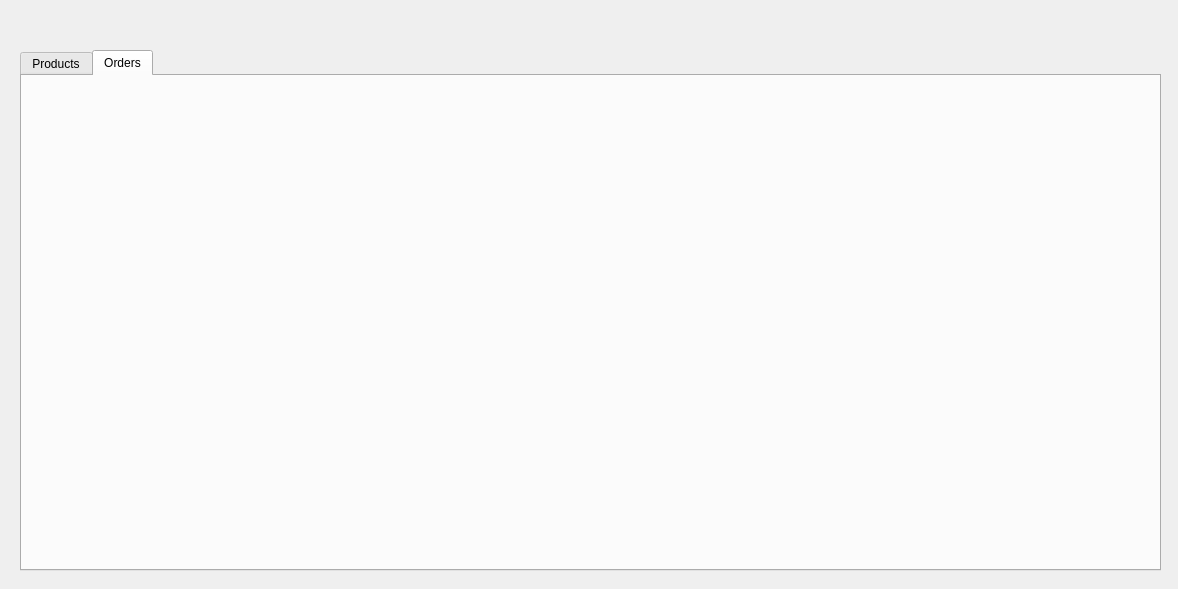
First picture: the form in adminpage.ui, repository BilalUsmani02/OrderHub, before the edit.
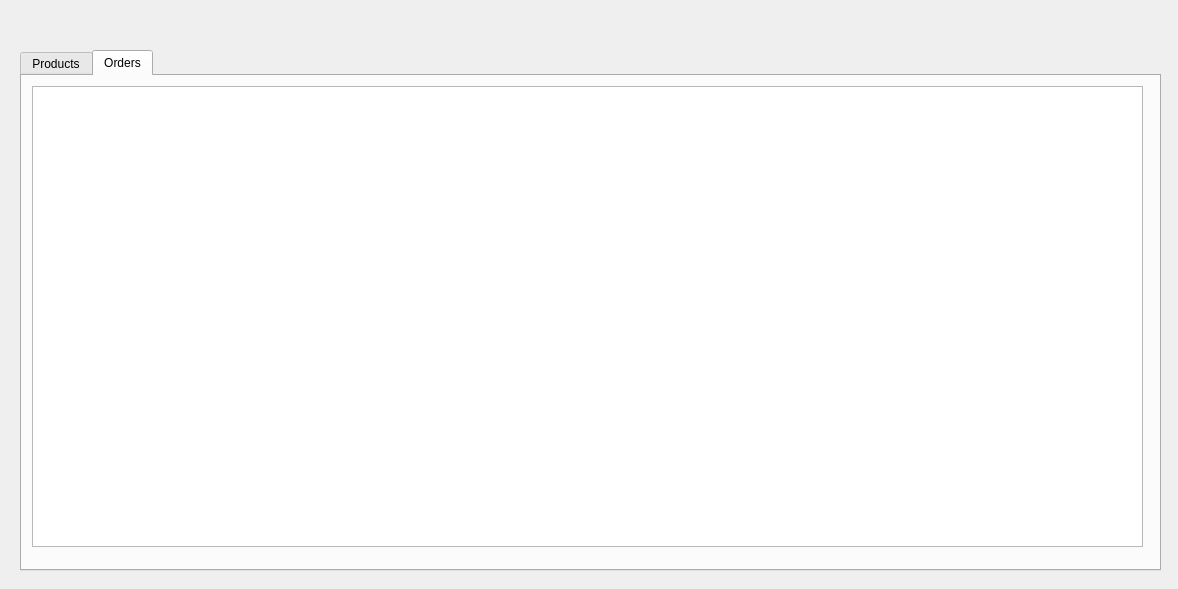
Second picture: the form after the edit. The open tabs and pages were chosen to show the change.

Patch:
```diff
--- a/adminpage.ui
+++ b/adminpage.ui
@@ -44,6 +44,16 @@
     <attribute name="title">
      <string>Orders</string>
     </attribute>
+    <widget class="QTableWidget" name="orderList">
+     <property name="geometry">
+      <rect>
+       <x>10</x>
+       <y>10</y>
+       <width>1111</width>
+       <height>461</height>
+      </rect>
+     </property>
+    </widget>
    </widget>
   </widget>
  </widget>
```
Left out of the diff: 2 changed lines with no effect on the pictures.
